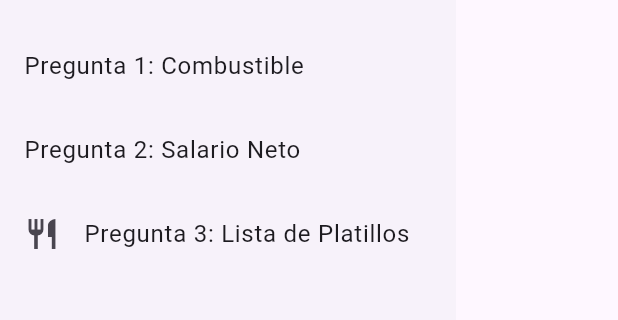
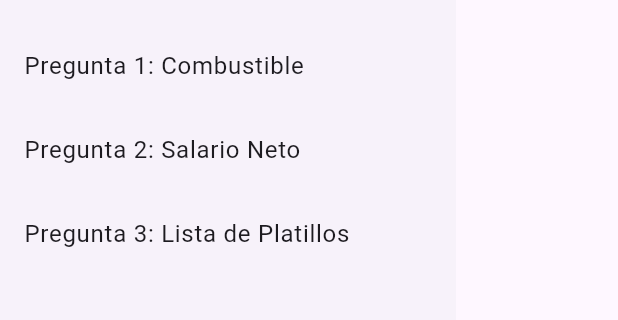
Before and after one commit to EduTama123/Prueba1MovilesIII, a Flutter app: the MiDrawer widget shown alone on an empty page, opened directly, on a phone screen of 412 x 824 dp, the part 60-380 px from its top. Run offline on Flutter 3.47's test engine with Material 3 defaults, Android fonts, the phone set to English and light mode, and no system bars; network calls fail.

```diff
--- a/lib/navigations/Navegador.dart
+++ b/lib/navigations/Navegador.dart
@@ -30,7 +30,6 @@ class MiDrawer extends StatelessWidget {
             ),
           ),
           ListTile(
-            leading: const Icon(Icons.restaurant),
             title: const Text("Pregunta 3: Lista de Platillos"),
             onTap: () => Navigator.push(
               context,
```
